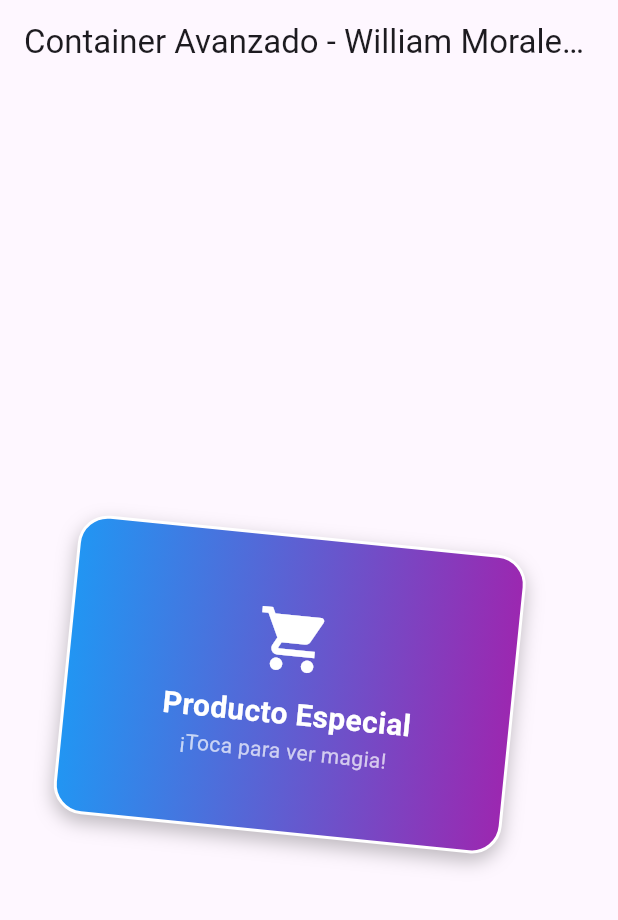
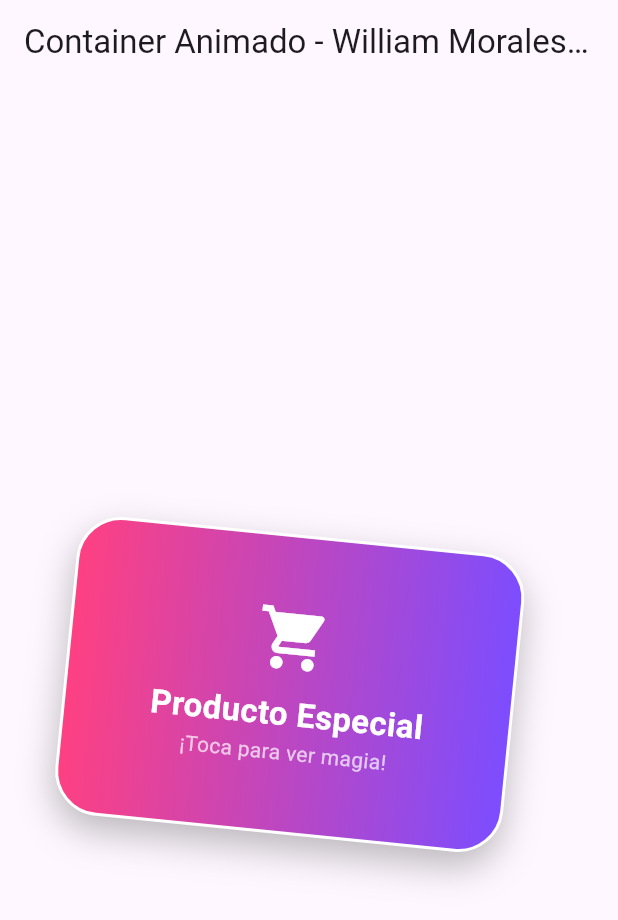
Before and after one commit to Will-2207/Flutter-Mini-Proyectos-ADSO, a Flutter app: the screen it shows after launch, after a tap on "Producto Especial", on a phone screen of 412 x 824 dp. Shown: the top 920 px of the screen. Run offline on Flutter 3.47's test engine with Material 3 defaults, Android fonts, the phone set to English and light mode, and no system bars.

```diff
--- a/lib/main.dart
+++ b/lib/main.dart
@@ -9,7 +9,7 @@ class MyApp extends StatelessWidget {
   Widget build(BuildContext context) {
     return MaterialApp(
       home: Scaffold(
-        appBar: AppBar(title: Text('Container Avanzado - William Morales y Julian Lancheros')),
+        appBar: AppBar(title: Text('Container Animado - William Morales y Julian Lancheros')),
         body: Center(
           child: ProductCard(),
         ),
@@ -34,36 +34,48 @@ class _ProductCardState extends State<ProductCard> {
           _isPressed = !_isPressed;
         });
       },
-      child: Container(
+      child: AnimatedContainer(
+        duration: Duration(milliseconds: 400),  // Velocidad de animación
+        curve: Curves.easeOutBack,             // Movimiento suave y elegante
         width: 300,
         height: 200,
-        margin: EdgeInsets.all(20), // Espaciado externo
-        padding: EdgeInsets.all(16), // Espaciado interno
+        margin: EdgeInsets.all(20),
+        padding: EdgeInsets.all(16),
+
+        // Cambiamos decoración según estado
         decoration: BoxDecoration(
           gradient: LinearGradient(
-            colors: [Colors.blue, Colors.purple], // Fondo degradado
+            colors: _isPressed
+                ? [Colors.pinkAccent, Colors.deepPurpleAccent] // Cambia el color al tocar
+                : [Colors.blue, Colors.purple],
           ),
-          border: Border.all(color: Colors.white, width: 2), // Borde blanco
-          borderRadius: BorderRadius.circular(20), // Esquinas redondeadas
+          border: Border.all(color: Colors.white, width: 2),
+          borderRadius: BorderRadius.circular(_isPressed ? 30 : 20), // Animar esquinas
           boxShadow: [
             BoxShadow(
               color: Colors.black26,
-              blurRadius: 10,
-              offset: Offset(0, 5), // Sombra sutil
+              blurRadius: _isPressed ? 20 : 10, // Más sombra si está presionado
+              offset: Offset(0, _isPressed ? 10 : 5),
             ),
           ],
         ),
-        transform: _isPressed
-            ? Matrix4.rotationZ(0.1) // Rotación al presionar
-            : Matrix4.identity(), // Sin transformación
+
+        // Animación de transformación
+        transform: Matrix4.rotationZ(_isPressed ? 0.1 : 0),
+
         child: Column(
           mainAxisAlignment: MainAxisAlignment.center,
           children: [
-            Icon(Icons.shopping_cart, size: 50, color: Colors.white),
+            Icon(Icons.shopping_cart,
+                size: 50, color: Colors.white),
             SizedBox(height: 10),
             Text(
               'Producto Especial',
-              style: TextStyle(color: Colors.white, fontSize: 20, fontWeight: FontWeight.bold),
+              style: TextStyle(
+                color: Colors.white,
+                fontSize: _isPressed ? 22 : 20, // Texto se agranda con animación
+                fontWeight: FontWeight.bold,
+              ),
             ),
             Text(
               '¡Toca para ver magia!',
```
Also changed, not shown: 1 other file.
